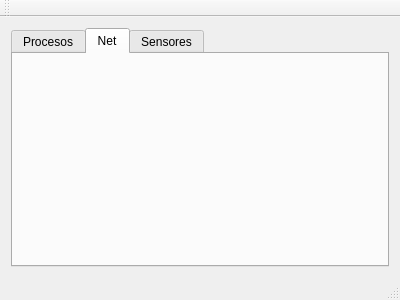
Above: monitor-system/mainwindow.ui from alu0100885613/soa-system-monitor before the change. Below: the same form after it.
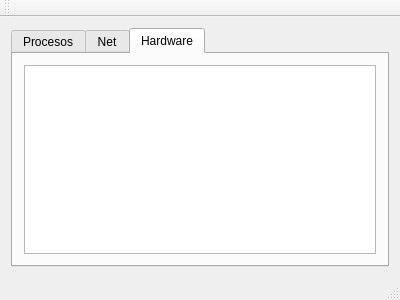
That is the form after the change. The open tabs and pages were chosen to show the change.

The edit to the form file:
```diff
--- a/monitor-system/mainwindow.ui
+++ b/monitor-system/mainwindow.ui
@@ -14,8 +14,8 @@
    <string>MainWindow</string>
   </property>
   <widget class="QWidget" name="centralWidget">
-   <layout class="QGridLayout" name="gridLayout">
-    <item row="0" column="0">
+   <layout class="QVBoxLayout" name="verticalLayout">
+    <item>
      <widget class="QTabWidget" name="tabWidget">
       <property name="currentIndex">
        <number>0</number>
@@ -49,15 +49,20 @@
         </item>
        </layout>
       </widget>
-      <widget class="QWidget" name="Hardware">
+      <widget class="QWidget" name="Net">
        <attribute name="title">
         <string>Net</string>
        </attribute>
       </widget>
-      <widget class="QWidget" name="Sensores">
+      <widget class="QWidget" name="Hardware">
        <attribute name="title">
-        <string>Sensores</string>
+        <string>Hardware</string>
        </attribute>
+       <layout class="QVBoxLayout" name="verticalLayout_2">
+        <item>
+         <widget class="QTreeView" name="treeHw"/>
+        </item>
+       </layout>
       </widget>
      </widget>
     </item>
```
Left out of the diff: 2 changed lines with no effect on the pictures.
